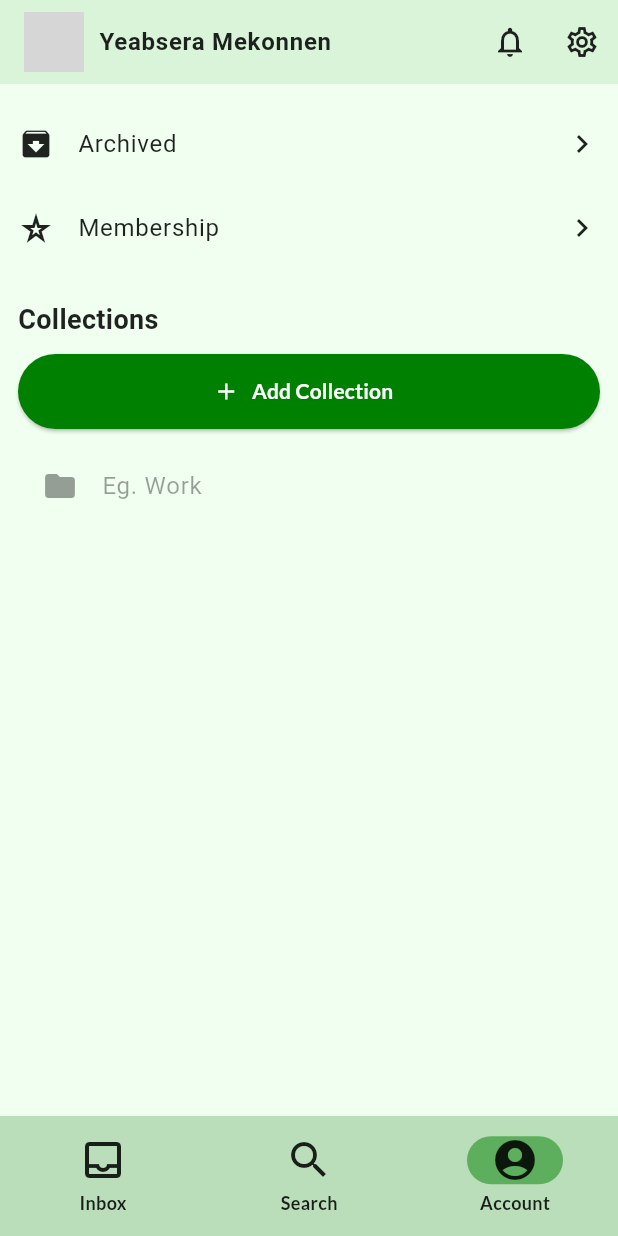
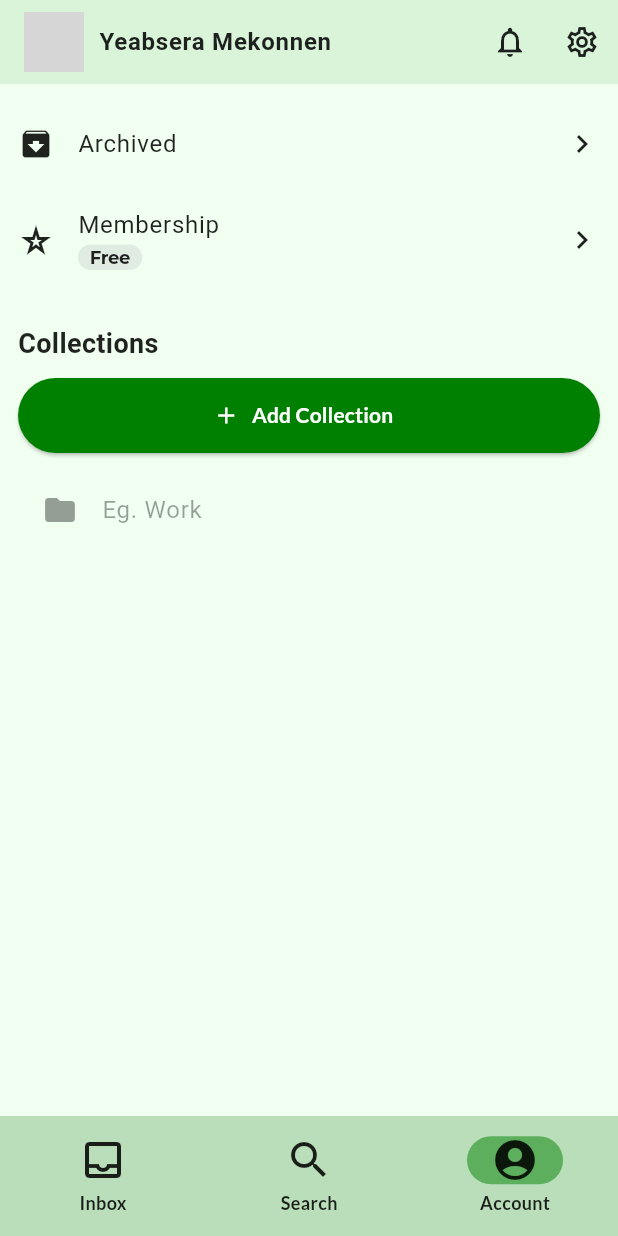
Before and after one commit to mpoint1920-lang/flutter-test-task, a Flutter app: the screen it shows after launch, item 3 of the bottom bar chosen, on a phone screen of 412 x 824 dp. Run offline on Flutter 3.47's test engine with Material 3 defaults, Android fonts, the phone set to English and light mode, and no system bars; our stand-ins replace flutter_slidable, flutter_svg, get, get_storage, google_fonts, liquid_pull_to_refresh and 1 more; network calls fail; project files that could hold a hidden picture were left out; grey boxes are pictures that could not be loaded.

Commit message:
Refactor routing and enhance collection management: update route handling and implement AppChip widget for better UI representation

```diff
--- a/lib/main.dart
+++ b/lib/main.dart
@@ -1,12 +1,9 @@
 import 'package:flutter/material.dart';
 import 'package:get/get.dart';
 import 'package:get_storage/get_storage.dart';
-import 'package:todo_test_task/controllers/bindings.dart';
+import 'package:todo_test_task/controllers/ui_controller.dart';
 import 'package:todo_test_task/theme/theme.dart';
-import 'package:todo_test_task/views/collections/collection_page.dart';
-import 'package:todo_test_task/views/home/archived_page.dart';
-import 'controllers/ui_controller.dart';
-import 'views/home/home_page.dart';
+import 'routes.dart';
 
 Future<void> main() async {
   WidgetsFlutterBinding.ensureInitialized();
@@ -27,24 +24,8 @@ class TodoTestApp extends StatelessWidget {
       theme: lightTheme,
       darkTheme: darkTheme,
       themeMode: ThemeMode.system,
-      initialRoute: '/home',
-      getPages: [
-        GetPage(
-          name: '/home',
-          page: () => const HomePage(),
-          binding: HomeBinding(),
-        ),
-        GetPage(
-          name: '/archived',
-          page: () => const ArchivedPage(),
-          binding: HomeBinding(),
-        ),
-        GetPage(
-          name: '/collections/:id',
-          page: () => const CollectionsPage(),
-          binding: HomeBinding(),
-        ),
-      ],
+      initialRoute: RouteNames.home,
+      getPages: AppRoutes.pages,
       debugShowCheckedModeBanner: false,
     );
   }
--- /dev/null
+++ b/lib/routes.dart
@@ -0,0 +1,36 @@
+import 'package:get/get.dart';
+import 'package:todo_test_task/controllers/bindings.dart';
+import 'package:todo_test_task/views/home/home_page.dart';
+import 'package:todo_test_task/views/home/archived_page.dart';
+import 'package:todo_test_task/views/collections/collection_page.dart';
+
+class RouteNames {
+  static const home = '/home';
+  static const archived = '/archived';
+  static const collection = '/collections/:name';
+}
+
+/// Route configuration
+class AppRoutes {
+  static final pages = [
+    GetPage(
+      name: RouteNames.home,
+      page: () => const HomePage(),
+      binding: HomeBinding(),
+    ),
+    GetPage(
+      name: RouteNames.archived,
+      page: () => const ArchivedPage(),
+      binding: HomeBinding(),
+    ),
+    GetPage(
+      name: RouteNames.collection,
+      page: () {
+        final encodedName = Get.parameters['name']!;
+        final collectionName = Uri.decodeComponent(encodedName);
+        return CollectionPage(name: collectionName);
+      },
+      binding: HomeBinding(),
+    ),
+  ];
+}
--- a/lib/views/account/account_page.dart
+++ b/lib/views/account/account_page.dart
@@ -2,6 +2,9 @@ import 'package:flutter/material.dart';
 import 'package:get/get.dart';
 import 'package:todo_test_task/controllers/todo_controller.dart';
 import 'package:todo_test_task/helpers/ui_helpers.dart';
+import 'package:todo_test_task/routes.dart';
+import 'package:todo_test_task/theme/color_palettes.dart';
+import 'package:todo_test_task/widgets/widgets.dart';
 
 class AccountPage extends StatelessWidget {
   const AccountPage({super.key});
@@ -57,7 +60,7 @@ class AccountPage extends StatelessWidget {
               leading: const Icon(Icons.archive),
               title: const Text('Archived'),
               onTap: () {
-                Get.toNamed('/archived');
+                Get.toNamed(RouteNames.archived);
               },
               trailing: const Icon(Icons.chevron_right),
             ),
@@ -65,8 +68,12 @@ class AccountPage extends StatelessWidget {
               contentPadding: EdgeInsets.zero,
               leading: const Icon(Icons.star_border_purple500),
               title: const Text('Membership'),
+              subtitle: const AppChip(
+                title: 'Free',
+                bgColor: ColorPalettes.disabledColor,
+              ),
               onTap: () {
-                Get.toNamed('/membership');
+                // Open bottomsheet for membership
               },
               trailing: const Icon(Icons.chevron_right),
             ),
@@ -119,7 +126,9 @@ class AccountPage extends StatelessWidget {
                             leading: const Icon(Icons.folder),
                             title: Text(collection),
                             onTap: () {
-                              Get.toNamed('/collections/$collection');
+                              Get.toNamed(
+                                '/collections/${Uri.encodeComponent(collection)}',
+                              );
                             },
                           );
                         },
--- a/lib/views/collections/collection_page.dart
+++ b/lib/views/collections/collection_page.dart
@@ -7,12 +7,13 @@ import 'package:todo_test_task/views/todos/todo_card.dart';
 import 'package:todo_test_task/views/todos/todo_empty.dart';
 import 'package:todo_test_task/views/todos/todo_shimmer.dart';
 
-class CollectionsPage extends GetView<TodoController> {
-  const CollectionsPage({super.key});
+class CollectionPage extends GetView<TodoController> {
+  const CollectionPage({super.key, required this.name});
+  final String name;
 
   @override
   Widget build(BuildContext context) {
-    final collectionName = Get.parameters['id'] ?? '';
+    final collectionName = name;
     return Scaffold(
       appBar: AppBar(
         title: Text(collectionName),
--- /dev/null
+++ b/lib/widgets/app_chip.dart
@@ -0,0 +1,41 @@
+import 'package:flutter/material.dart';
+
+class AppChip extends StatelessWidget {
+  const AppChip({
+    super.key,
+    required this.title,
+    this.bgColor,
+    this.onTap,
+  });
+  final String title;
+  final Color? bgColor;
+  final void Function()? onTap;
+
+  @override
+  Widget build(BuildContext context) {
+    return Row(
+      mainAxisSize: MainAxisSize.min,
+      children: [
+        InkWell(
+          onTap: onTap,
+          child: Container(
+            decoration: BoxDecoration(
+              color: bgColor?.withValues(alpha: 0.3),
+              borderRadius: BorderRadius.circular(12),
+            ),
+            child: Padding(
+              padding: const EdgeInsets.symmetric(horizontal: 8.0, vertical: 2),
+              child: Text(
+                title,
+                style: Theme.of(context).textTheme.displayLarge!.copyWith(
+                      fontSize: 12,
+                      color: Theme.of(context).colorScheme.onSurface,
+                    ),
+              ),
+            ),
+          ),
+        ),
+      ],
+    );
+  }
+}
--- a/lib/widgets/widgets.dart
+++ b/lib/widgets/widgets.dart
@@ -1,3 +1,4 @@
 export 'app_button.dart';
+export 'app_chip.dart';
 export 'error_page.dart';
 export 'todo_detail_sheet.dart';
```
